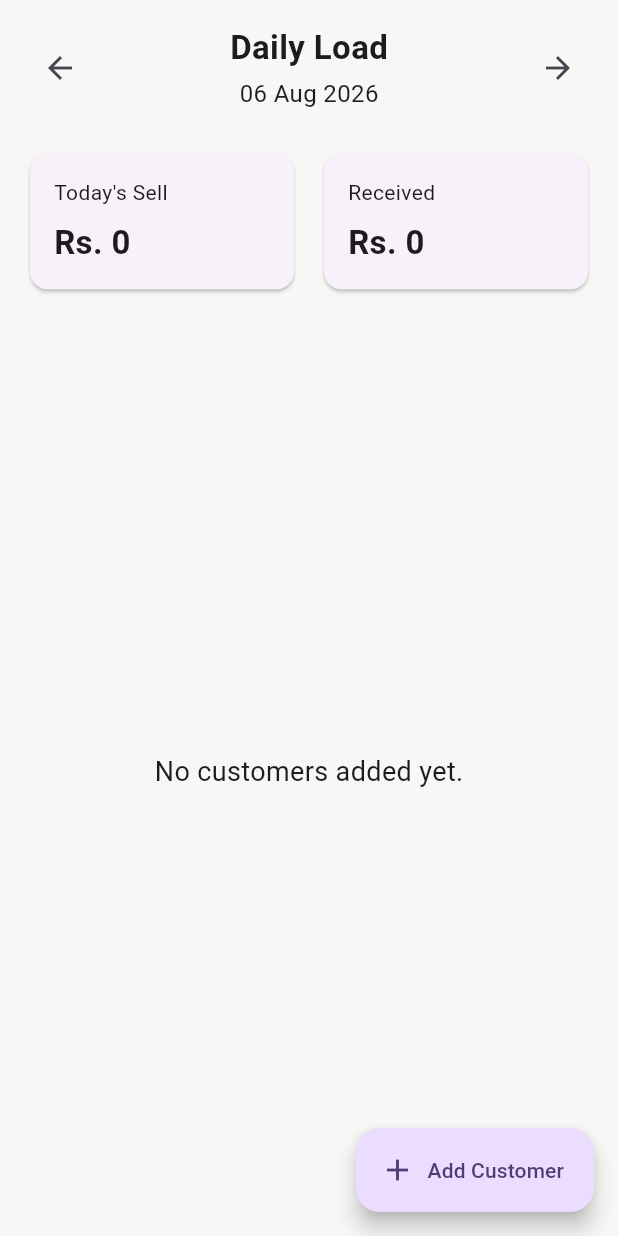
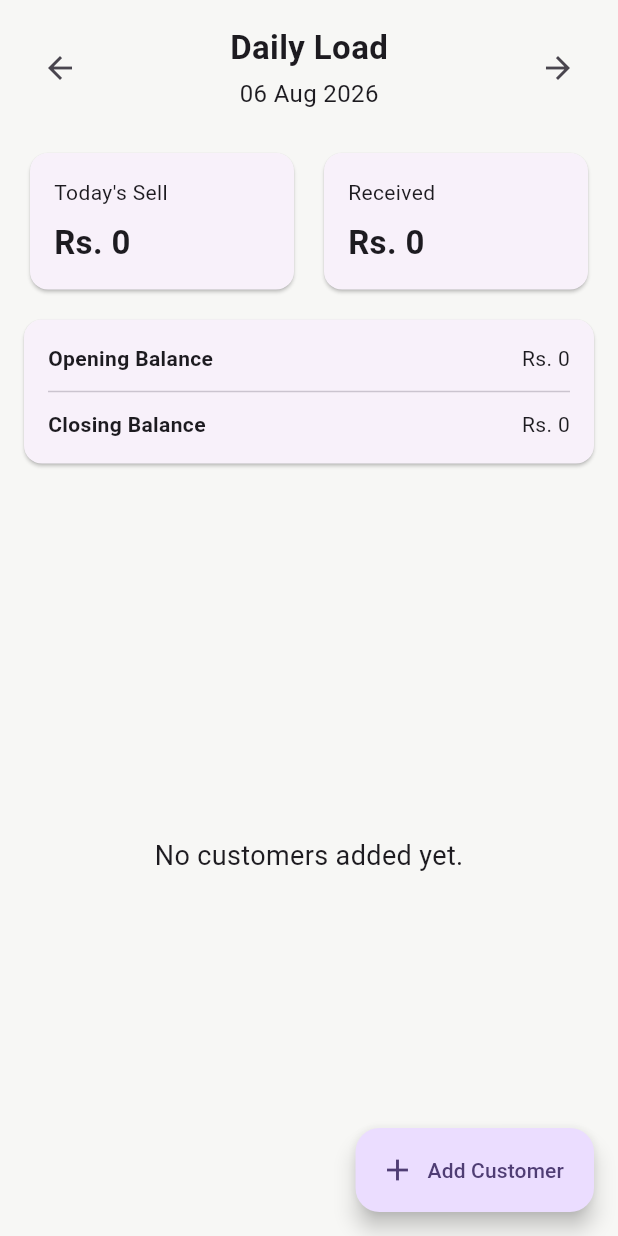
Before and after one commit to AbdulRauf20/LoadBook, a Flutter app: the DailyScreen screen opened directly with empty values, on a phone screen of 412 x 824 dp. Run offline on Flutter 3.47's test engine with Material 3 defaults, Android fonts, the light colour scheme and no system bars; our stand-ins replace drift; accounts and stored records are empty; generated files the repository leaves out were written again.

Commit message:
few missing funtions added in backend and balance card code

```diff
--- a/loadbook/lib/features/daily/screens/daily_screen.dart
+++ b/loadbook/lib/features/daily/screens/daily_screen.dart
@@ -1,6 +1,6 @@
 import 'package:flutter/material.dart';
 import 'package:loadbook/features/customers/screens/add_customer_screen.dart';
-
+import '../widgets/balance_card.dart';
 import '../../../app/theme.dart';
 import '../../../data/local/database.dart';
 import '../controllers/daily_controller.dart';
@@ -75,6 +75,11 @@ class _DailyScreenState extends State<DailyScreen> {
 
             SummaryCards(controller: controller),
 
+            BalanceCard(
+              openingBalance: controller.openingBalance,
+              closingBalance: controller.closingBalance,
+            ),
+
             Expanded(child: CustomerTable(controller: controller)),
           ],
         ),
--- /dev/null
+++ b/loadbook/lib/features/daily/widgets/balance_card.dart
@@ -0,0 +1,51 @@
+import 'package:flutter/material.dart';
+
+class BalanceCard extends StatelessWidget {
+  final int openingBalance;
+  final int closingBalance;
+
+  const BalanceCard({
+    super.key,
+    required this.openingBalance,
+    required this.closingBalance,
+  });
+
+  @override
+  Widget build(BuildContext context) {
+    return Card(
+      margin: const EdgeInsets.symmetric(horizontal: 16, vertical: 8),
+      child: Padding(
+        padding: const EdgeInsets.all(16),
+        child: Column(
+          children: [
+            Row(
+              children: [
+                const Expanded(
+                  child: Text(
+                    'Opening Balance',
+                    style: TextStyle(fontWeight: FontWeight.bold),
+                  ),
+                ),
+                Text('Rs. $openingBalance'),
+              ],
+            ),
+
+            const Divider(height: 24),
+
+            Row(
+              children: [
+                const Expanded(
+                  child: Text(
+                    'Closing Balance',
+                    style: TextStyle(fontWeight: FontWeight.bold),
+                  ),
+                ),
+                Text('Rs. $closingBalance'),
+              ],
+            ),
+          ],
+        ),
+      ),
+    );
+  }
+}
```
Also changed, not shown: loadbook/lib/data/repositories/payment_repository.dart (+14 -0 lines), loadbook/lib/data/repositories/transaction_repository.dart (+12 -0 lines).
